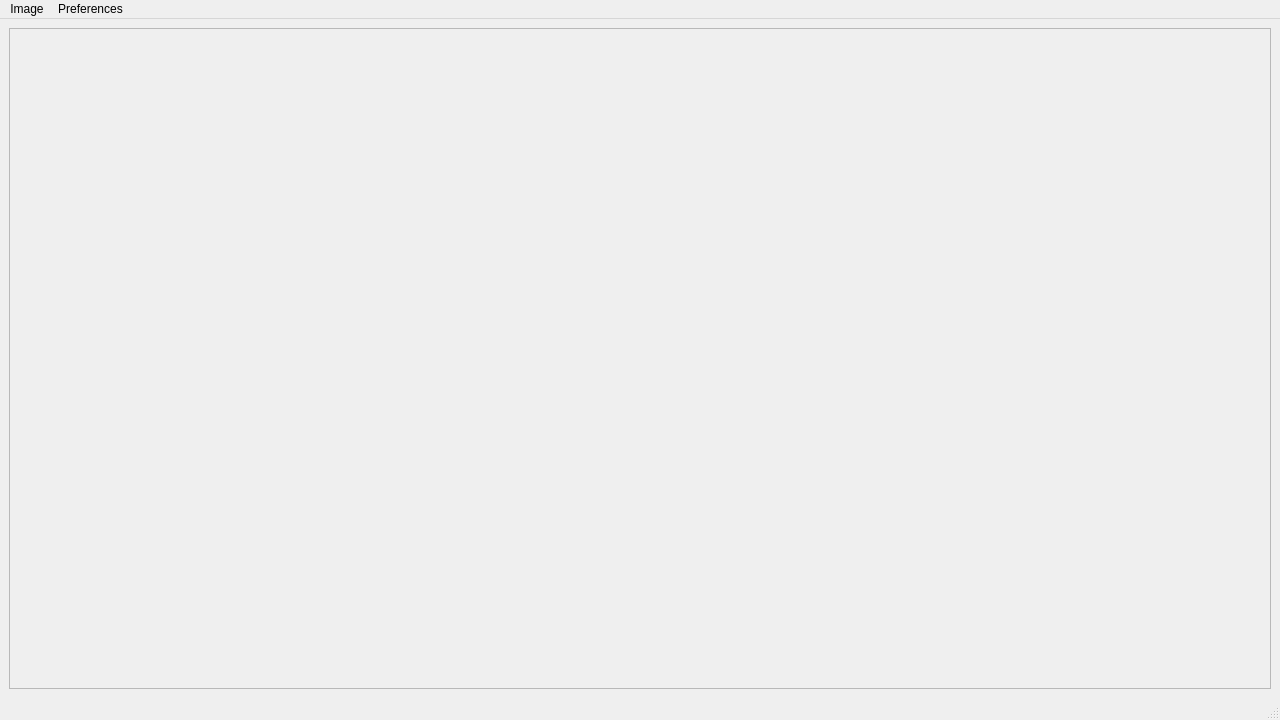
The window that Ink/editor.ui (ErnestsEida/project-ink) describes before a commit, drawn with Qt 5.
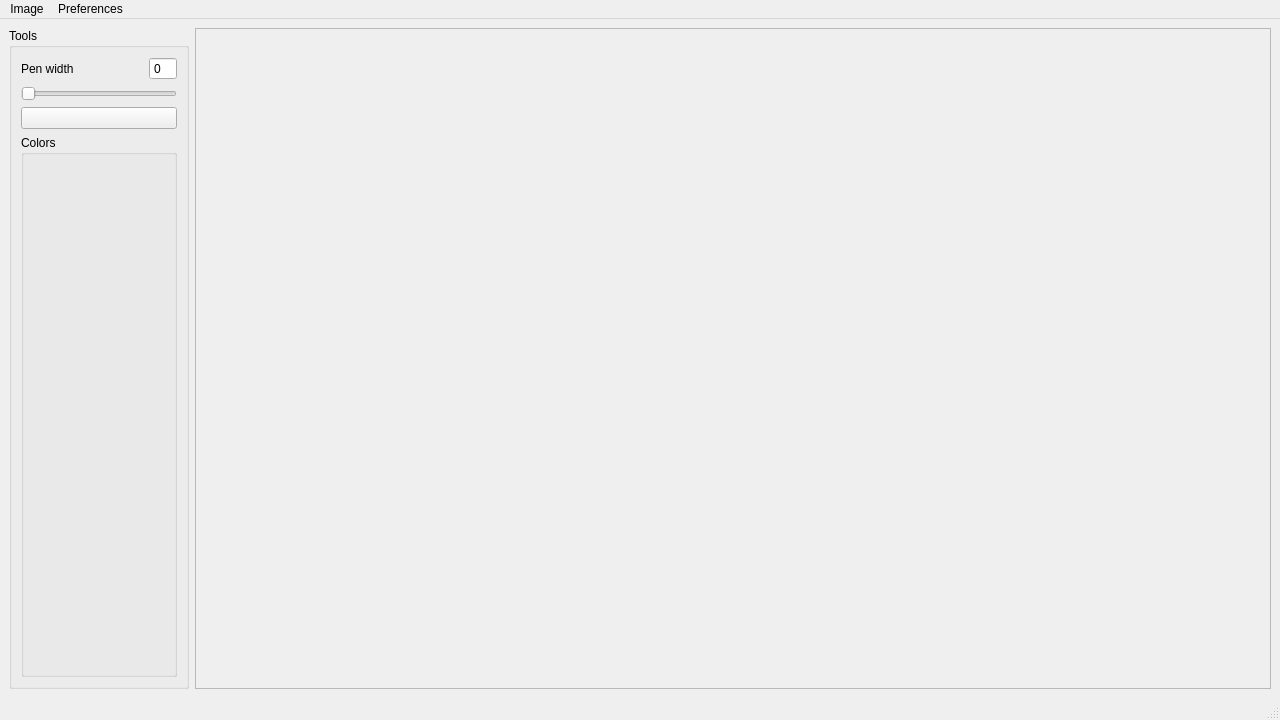
The same window after the commit.

The edit to the form file:
```diff
--- a/Ink/editor.ui
+++ b/Ink/editor.ui
@@ -27,7 +27,7 @@
     </size>
    </property>
    <layout class="QGridLayout" name="gridLayout">
-    <item row="0" column="0">
+    <item row="0" column="1">
      <widget class="QScrollArea" name="scrollArea">
       <property name="widgetResizable">
        <bool>true</bool>
@@ -37,13 +37,72 @@
         <rect>
          <x>0</x>
          <y>0</y>
-         <width>1260</width>
+         <width>1074</width>
          <height>656</height>
         </rect>
        </property>
       </widget>
      </widget>
     </item>
+    <item row="0" column="0">
+     <widget class="QGroupBox" name="groupBox">
+      <property name="minimumSize">
+       <size>
+        <width>180</width>
+        <height>0</height>
+       </size>
+      </property>
+      <property name="maximumSize">
+       <size>
+        <width>180</width>
+        <height>16777215</height>
+       </size>
+      </property>
+      <property name="title">
+       <string>Tools</string>
+      </property>
+      <layout class="QGridLayout" name="gridLayout_2">
+       <item row="6" column="0" colspan="4">
+        <widget class="QGroupBox" name="groupBox_2">
+         <property name="title">
+          <string>Colors</string>
+         </property>
+        </widget>
+       </item>
+       <item row="3" column="3">
+        <widget class="QSpinBox" name="penWidth">
+         <property name="readOnly">
+          <bool>true</bool>
+         </property>
+         <property name="buttonSymbols">
+          <enum>QAbstractSpinBox::NoButtons</enum>
+         </property>
+        </widget>
+       </item>
+       <item row="4" column="0" colspan="4">
+        <widget class="QSlider" name="penWidthSlider">
+         <property name="orientation">
+          <enum>Qt::Horizontal</enum>
+         </property>
+        </widget>
+       </item>
+       <item row="3" column="0">
+        <widget class="QLabel" name="label">
+         <property name="text">
+          <string>Pen width</string>
+         </property>
+        </widget>
+       </item>
+       <item row="5" column="0" colspan="4">
+        <widget class="QPushButton" name="colorWheelButton">
+         <property name="text">
+          <string/>
+         </property>
+        </widget>
+       </item>
+      </layout>
+     </widget>
+    </item>
    </layout>
   </widget>
   <widget class="QMenuBar" name="menubar">
```
Left out of the diff: 30 changed lines with no effect on the pictures.
